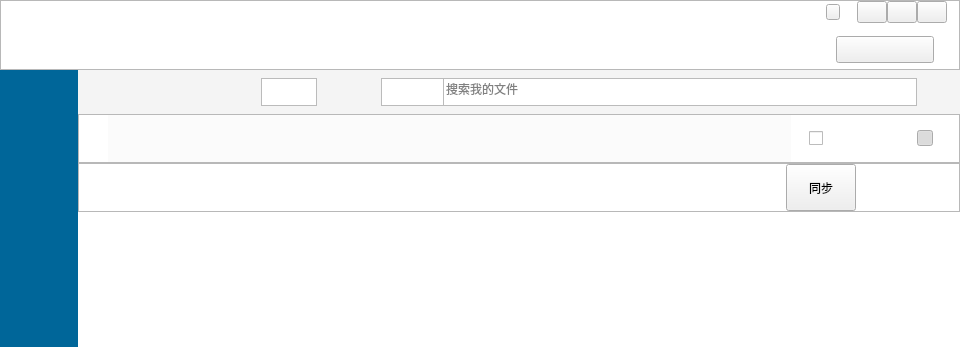
Before: the Qt Designer form src/NetDisk/mainwidget.ui in birdman1992/NetDisk, drawn with Qt 5; both pictures show x 0 to 960 and y 0 to 347 of the 960 by 648 pixel window.
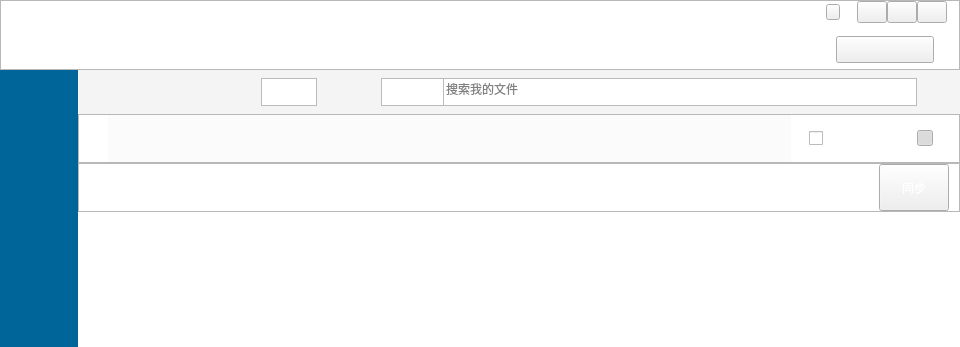
After: the same form once the commit is applied. Icons and pictures are not drawn.

Patch:
```diff
--- a/src/NetDisk/mainwidget.ui
+++ b/src/NetDisk/mainwidget.ui
@@ -1121,7 +1121,7 @@
          <property name="frameShadow">
           <enum>QFrame::Raised</enum>
          </property>
-         <layout class="QHBoxLayout" name="horizontalLayout_8" stretch="0,200,0,20,0">
+         <layout class="QHBoxLayout" name="horizontalLayout_8" stretch="0,200,20,0">
           <property name="spacing">
            <number>0</number>
           </property>
@@ -1160,7 +1160,7 @@
             </property>
             <property name="maximumSize">
              <size>
-              <width>500</width>
+              <width>400</width>
               <height>47</height>
              </size>
             </property>
@@ -1170,20 +1170,7 @@
            </widget>
           </item>
           <item>
-           <spacer name="horizontalSpacer_17">
-            <property name="orientation">
-             <enum>Qt::Horizontal</enum>
-            </property>
-            <property name="sizeHint" stdset="0">
-             <size>
-              <width>40</width>
-              <height>20</height>
-             </size>
-            </property>
-           </spacer>
-          </item>
-          <item>
-           <widget class="QPushButton" name="pushButton">
+           <widget class="QPushButton" name="syncStart">
             <property name="sizePolicy">
              <sizepolicy hsizetype="Maximum" vsizetype="Maximum">
               <horstretch>0</horstretch>
@@ -1196,6 +1183,10 @@
               <height>47</height>
              </size>
             </property>
+            <property name="styleSheet">
+             <string notr="true">border-image: url(:/imgs/Login/login_btn.png);
+color: rgb(255, 255, 255);</string>
+            </property>
             <property name="text">
              <string>同步</string>
             </property>
@@ -1206,9 +1197,12 @@
             <property name="orientation">
              <enum>Qt::Horizontal</enum>
             </property>
+            <property name="sizeType">
+             <enum>QSizePolicy::Fixed</enum>
+            </property>
             <property name="sizeHint" stdset="0">
              <size>
-              <width>40</width>
+              <width>10</width>
               <height>20</height>
              </size>
             </property>
```
Left out of the diff: 2 changed lines with no effect on the pictures.
